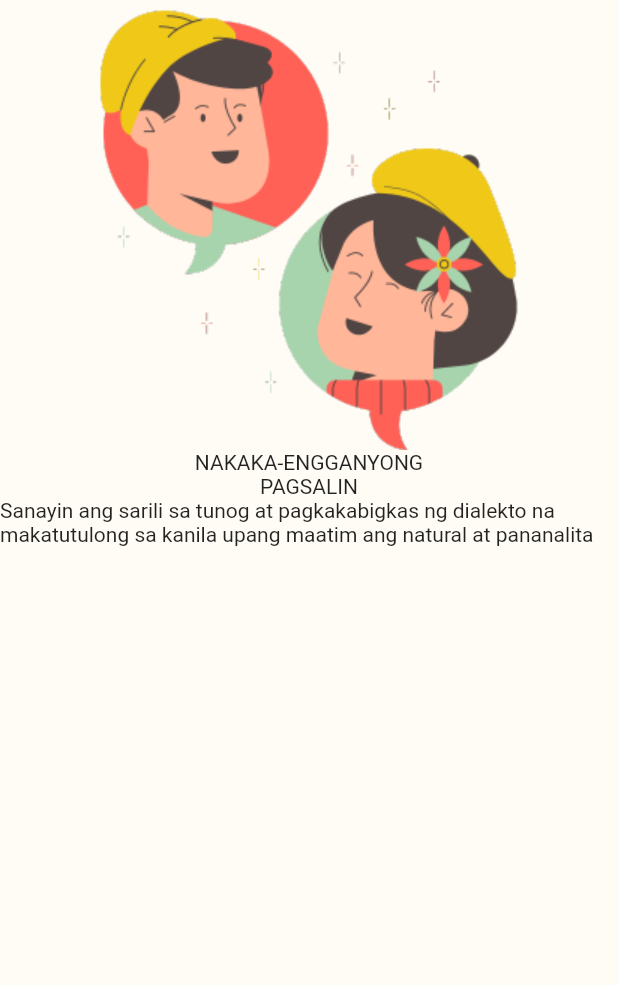
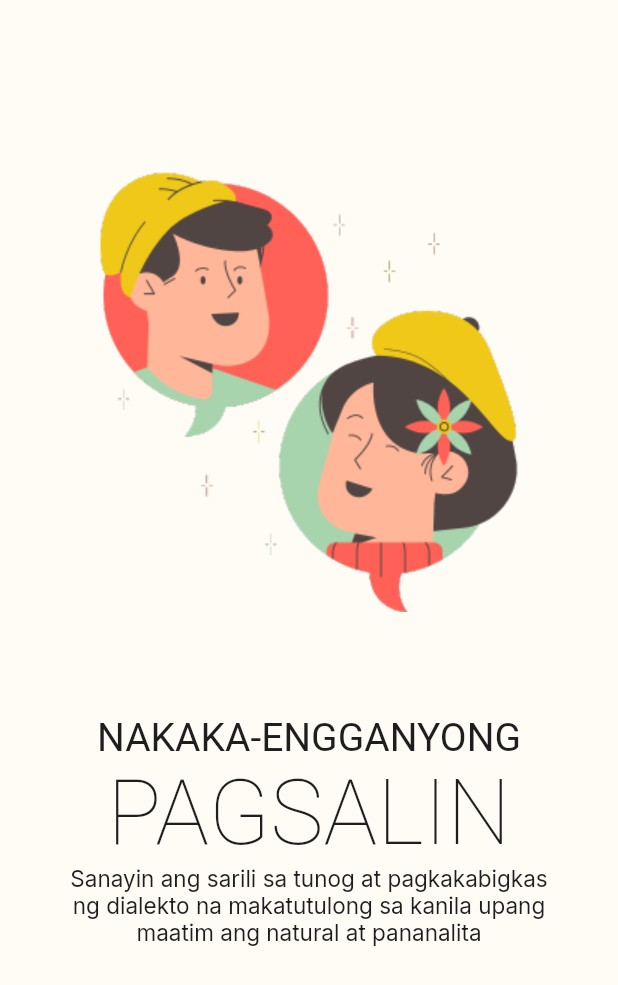
Before and after one commit to mynrjad/celita_app, a Flutter app: the screen it shows after launch, on a phone screen of 412 x 824 dp. Shown: the top 985 px of the screen. Run offline on Flutter 3.47's test engine with Material 2 defaults, Android fonts, the phone set to English and light mode, and no system bars; drawn by our look-alikes of liquid_swipe; our stand-ins replace google_fonts, rive; Roboto replaces fonts that are missing (Aladin).

Commit message:
Added onboarding screen widget.

```diff
--- a/lib/components/constants/sizes.dart
+++ b/lib/components/constants/sizes.dart
@@ -1,6 +1,6 @@
 import 'package:flutter/material.dart';
 
 //This is the defautl sizing of the application.
-const CEppDefaultSize = 30.0;
-const CEppSplashSize = 30.0;
+const CEppDefaultSize = 40.0;
+const CEppSplashSize = 40.0;
 const CEppButtonSize = 30.0;
--- a/lib/components/features/authentication/screens/onboarding screen/onboarding_screen.dart
+++ b/lib/components/features/authentication/screens/onboarding screen/onboarding_screen.dart
@@ -1,5 +1,6 @@
 import 'package:celita/components/constants/colors.dart';
 import 'package:celita/components/constants/image_strings.dart';
+import 'package:celita/components/constants/sizes.dart';
 import 'package:flutter/material.dart';
 import 'package:liquid_swipe/liquid_swipe.dart';
 import '../../../../constants/text_strings.dart';
@@ -9,26 +10,55 @@ class CEppOnboardingScreen extends StatelessWidget {
 
   @override
   Widget build(BuildContext context) {
+    final size = MediaQuery.of(context).size;
+
     return Scaffold(
-      body: Stack (
+        body: Stack(
       children: [
         LiquidSwipe(
           pages: [
-                Container(color: CEppOnboardingColor,
-                child: Column(
-                  children: [
-                    Image(image: AssetImage(CEppOnboarding1)),
-                    Text(CEppOnboardingHeading1),
-                    Text(CEppOnboardingSubheading1),
-                    Text(CEppOnboardingSubtitle1),
-                  ],
-                )),
+            OnboardingPage(size: size),
             Container(color: CEppPrimaryColor),
             Container(color: CEppSecondaryColor),
           ],
         ),
       ],
-      )
-    );
+    ));
   }
 }
+
+class OnboardingPage extends StatelessWidget {
+  const OnboardingPage({
+    super.key,
+    required this.size,
+  });
+
+  final Size size;
+
+  @override
+  Widget build(BuildContext context) {
+    return Container(
+      padding: const EdgeInsets.all(CEppDefaultSize),
+        color: CEppOnboardingColor,
+        child: Column(
+          mainAxisAlignment: MainAxisAlignment.spaceEvenly,
+          children: [
+            Image(image: AssetImage(CEppOnboarding1),
+            height: size.height * 0.4,),
+            Column(
+              children: [
+                Text(CEppOnboardingHeading1,
+                style: Theme.of(context).textTheme.displayMedium),
+                Text(CEppOnboardingSubheading1,
+                    style: Theme.of(context).textTheme.displayLarge),
+                Text(CEppOnboardingSubtitle1,
+                  style: Theme.of(context).textTheme.displaySmall,
+                  textAlign: TextAlign.center,
+                ),
+                SizedBox(height: 100.0,),
+              ],
+            ),
+          ],
+        ));
+  }
+}
```
Also changed, not shown: lib/components/features/authentication/screens/onboarding screen/onboarding_page_widget.dart (added). Lines whose indentation alone changed are shown as unchanged.
